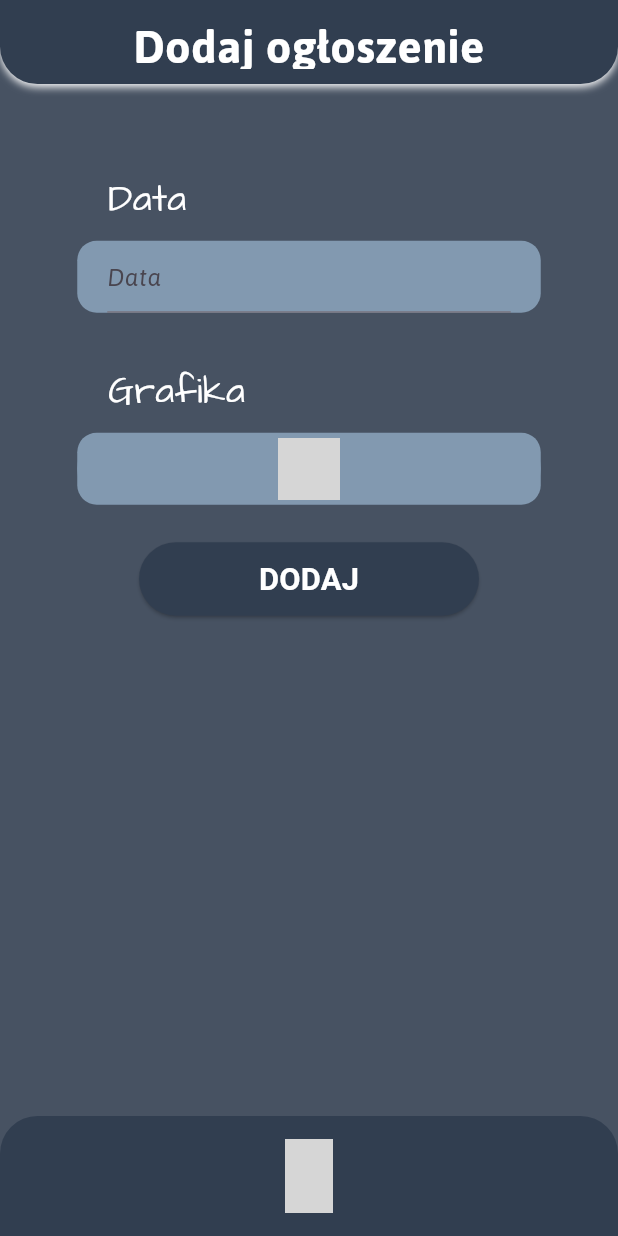
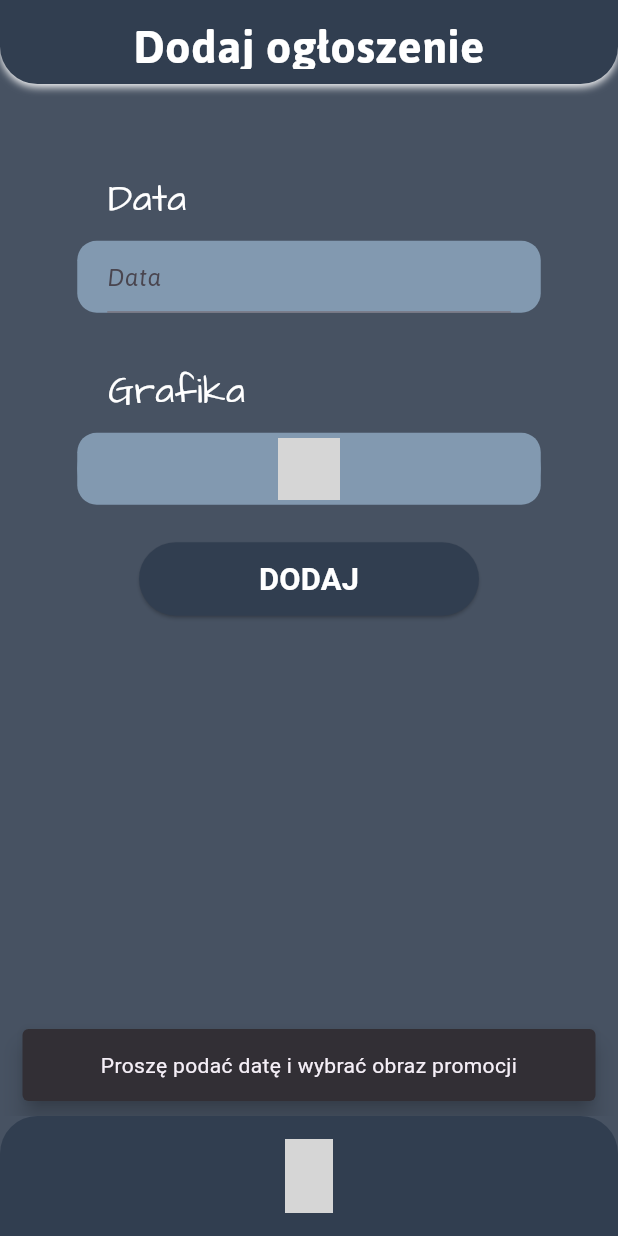
Before and after one commit to kuba122388/ClassMate, a Flutter app: the AnnouncementAdd screen opened directly, after a tap on "DODAJ", on a phone screen of 412 x 824 dp. Run offline on Flutter 3.47's test engine with Material 3 defaults, Android fonts, the phone set to English and light mode, and no system bars; our stand-ins replace cloud_firestore, firebase_auth, firebase_core, firebase_storage, image_picker; accounts and stored records are empty; grey boxes are pictures that could not be loaded.

Commit message:
Added required fields in Announcements Add Page

```diff
--- a/lib/admin-page/announcements-add.dart
+++ b/lib/admin-page/announcements-add.dart
@@ -47,7 +47,29 @@ class _AnnouncementAddState extends State<AnnouncementAdd> {
   }
 
   Future<void> _uploadImage() async {
-    if (_image == null) return;
+    if(_image == null && _selectedDate == null){
+      ScaffoldMessenger.of(context).showSnackBar(const SnackBar(
+          content: Text("Proszę podać datę i wybrać obraz promocji", textAlign: TextAlign.center),
+          behavior: SnackBarBehavior.floating,
+          duration: Duration(seconds: 2)));
+      return;
+    }
+
+    if (_image == null) {
+      ScaffoldMessenger.of(context).showSnackBar(const SnackBar(
+          content: Text("Proszę wybrać obraz promocji", textAlign: TextAlign.center),
+          behavior: SnackBarBehavior.floating,
+          duration: Duration(seconds: 2)));
+      return;
+    }
+
+    if(_selectedDate == null){
+      ScaffoldMessenger.of(context).showSnackBar(const SnackBar(
+          content: Text("Proszę wybrać datę wydarzenia", textAlign: TextAlign.center),
+          behavior: SnackBarBehavior.floating,
+          duration: Duration(seconds: 2)));
+      return;
+    }
 
     final fileName = _image!.path.split('/').last;
     final ref = FirebaseStorage.instance.ref().child('announcements').child(fileName);
```
